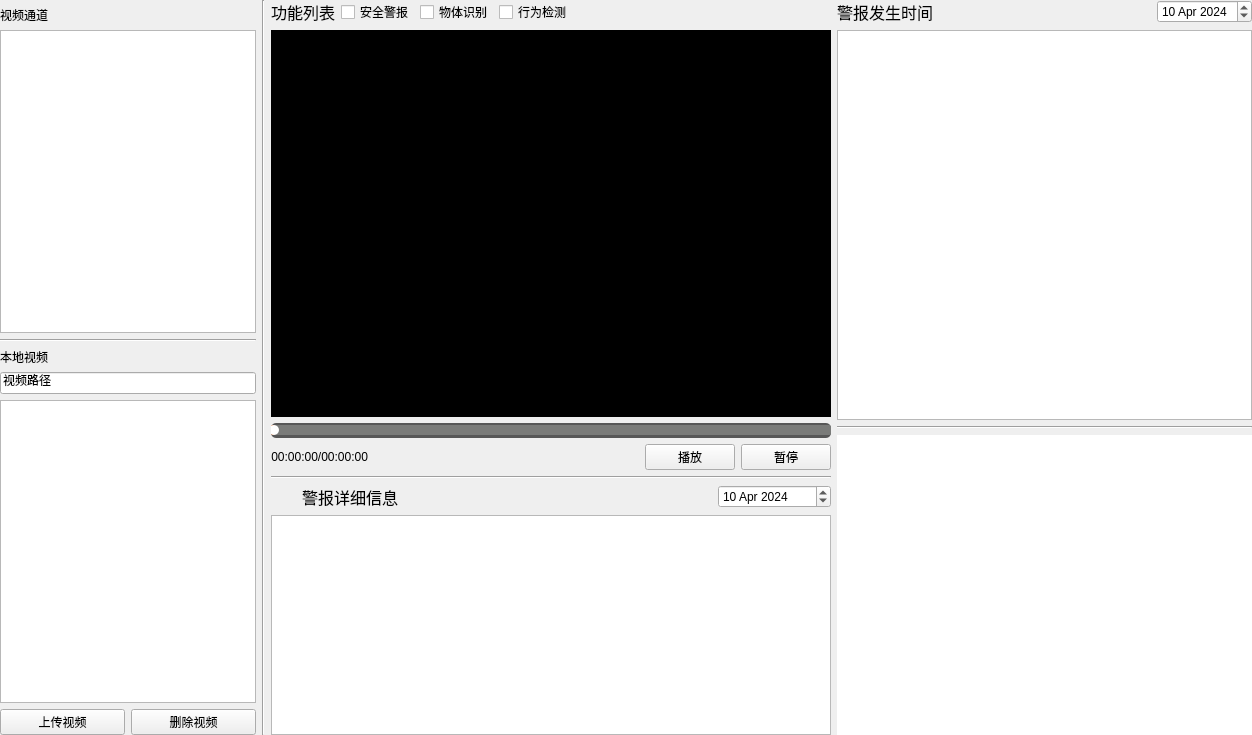
The window that ui/vision_guard.ui (hza2002/VisionGuard) describes before a commit, drawn with Qt 5.
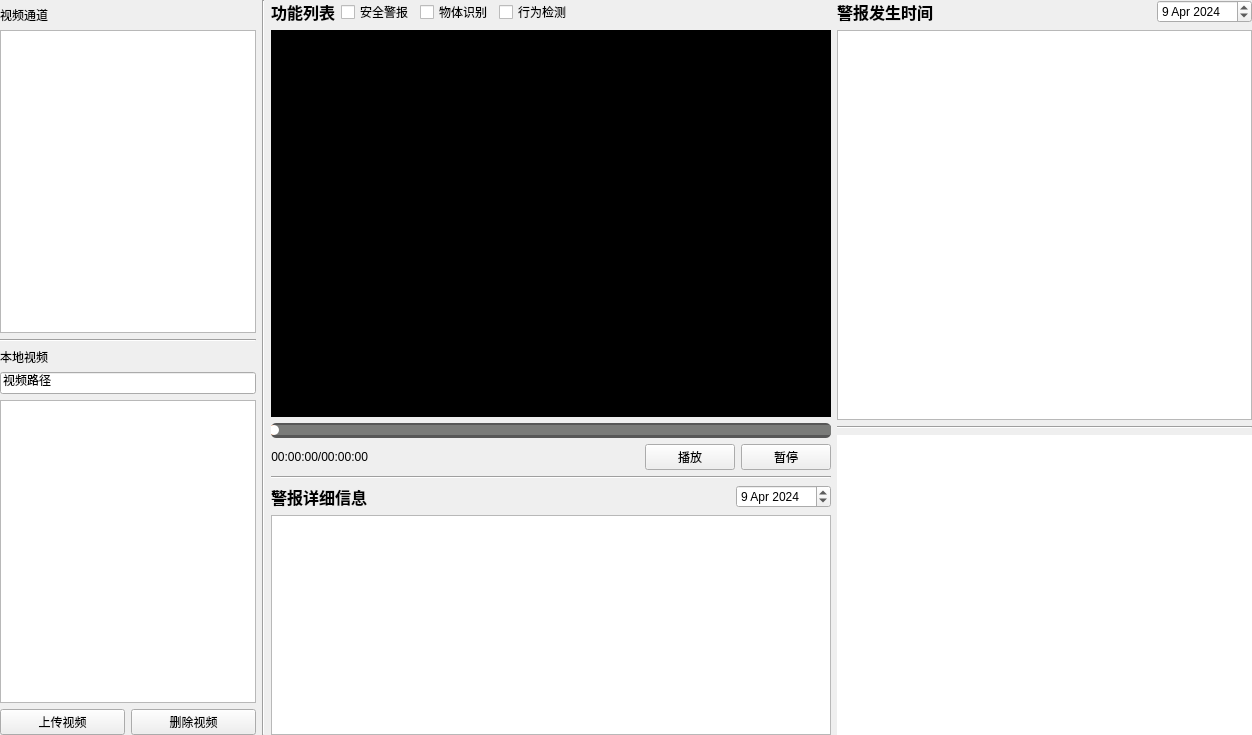
The same window after the commit.

Commit message: Add login account and login face ui

What changed in the file:
```diff
--- a/ui/vision_guard.ui
+++ b/ui/vision_guard.ui
@@ -108,15 +108,10 @@
             <widget class="QLabel" name="function_list">
              <property name="font">
               <font>
-               <family>华文琥珀</family>
                <pointsize>12</pointsize>
-               <italic>false</italic>
-               <bold>false</bold>
+               <bold>true</bold>
               </font>
              </property>
-             <property name="styleSheet">
-              <string notr="true">font: 12pt &quot;华文琥珀&quot;;</string>
-             </property>
              <property name="text">
               <string>功能列表</string>
              </property>
@@ -300,63 +295,49 @@
          <item>
           <layout class="QHBoxLayout" name="horizontalLayout_12">
            <item>
-            <widget class="QLabel" name="real_time_catch_ico">
-             <property name="maximumSize">
-              <size>
-               <width>25</width>
-               <height>25</height>
-              </size>
-             </property>
-             <property name="text">
-              <string/>
-             </property>
-             <property name="scaledContents">
-              <bool>true</bool>
-             </property>
-            </widget>
-           </item>
-           <item>
-            <widget class="QLabel" name="alarm_detailed_information">
-             <property name="enabled">
-              <bool>true</bool>
-             </property>
+            <widget class="QLabel" name="label">
              <property name="minimumSize">
               <size>
-               <width>410</width>
+               <width>0</width>
                <height>0</height>
               </size>
              </property>
              <property name="font">
               <font>
-               <family>华文琥珀</family>
                <pointsize>12</pointsize>
-               <italic>false</italic>
-               <bold>false</bold>
+               <bold>true</bold>
               </font>
              </property>
-             <property name="styleSheet">
-              <string notr="true">font: 12pt &quot;华文琥珀&quot;;</string>
-             </property>
              <property name="text">
               <string>警报详细信息</string>
              </property>
-             <property name="alignment">
-              <set>Qt::AlignLeading|Qt::AlignLeft|Qt::AlignVCenter</set>
-             </property>
             </widget>
            </item>
            <item>
             <layout class="QHBoxLayout" name="horizontalLayout_13">
+             <item>
+              <spacer name="horizontalSpacer_2">
+               <property name="orientation">
+                <enum>Qt::Horizontal</enum>
+               </property>
+               <property name="sizeHint" stdset="0">
+                <size>
+                 <width>40</width>
+                 <height>20</height>
+                </size>
+               </property>
+              </spacer>
+             </item>
              <item>
               <widget class="QDateEdit" name="dateEdit">
                <property name="dateTime">
                 <datetime>
-                 <hour>0</hour>
+                 <hour>16</hour>
                  <minute>0</minute>
                  <second>0</second>
                  <year>2024</year>
                  <month>4</month>
-                 <day>10</day>
+                 <day>9</day>
                 </datetime>
                </property>
               </widget>
@@ -366,7 +347,7 @@
           </layout>
          </item>
          <item>
-          <widget class="QListWidget" name="real_time_catch_list">
+          <widget class="QListWidget" name="alarm_detailed_information">
            <property name="sizePolicy">
             <sizepolicy hsizetype="Expanding" vsizetype="Fixed">
              <horstretch>0</horstretch>
@@ -405,38 +386,43 @@
        <item>
         <layout class="QVBoxLayout" name="verticalLayout_12" stretch="0,0">
          <item>
-          <layout class="QHBoxLayout" name="horizontalLayout_14" stretch="7,0">
+          <layout class="QHBoxLayout" name="horizontalLayout_14" stretch="0,0,0">
            <item>
             <widget class="QLabel" name="Alarm_occurrence_time">
              <property name="font">
               <font>
-               <family>华文琥珀</family>
                <pointsize>12</pointsize>
-               <italic>false</italic>
-               <bold>false</bold>
+               <bold>true</bold>
               </font>
              </property>
-             <property name="styleSheet">
-              <string notr="true">font: 12pt &quot;华文琥珀&quot;;</string>
-             </property>
              <property name="text">
               <string>警报发生时间</string>
              </property>
-             <property name="alignment">
-              <set>Qt::AlignLeading|Qt::AlignLeft|Qt::AlignVCenter</set>
-             </property>
             </widget>
            </item>
+           <item>
+            <spacer name="horizontalSpacer_3">
+             <property name="orientation">
+              <enum>Qt::Horizontal</enum>
+             </property>
+             <property name="sizeHint" stdset="0">
+              <size>
+               <width>40</width>
+               <height>20</height>
+              </size>
+             </property>
+            </spacer>
+           </item>
            <item>
             <widget class="QDateEdit" name="dateEdit_2">
              <property name="dateTime">
               <datetime>
-               <hour>0</hour>
+               <hour>16</hour>
                <minute>0</minute>
                <second>0</second>
                <year>2024</year>
                <month>4</month>
-               <day>10</day>
+               <day>9</day>
               </datetime>
              </property>
             </widget>
```
Left out of the diff: 2 changed lines with no effect on the pictures. The commit also changes 2 other files.
